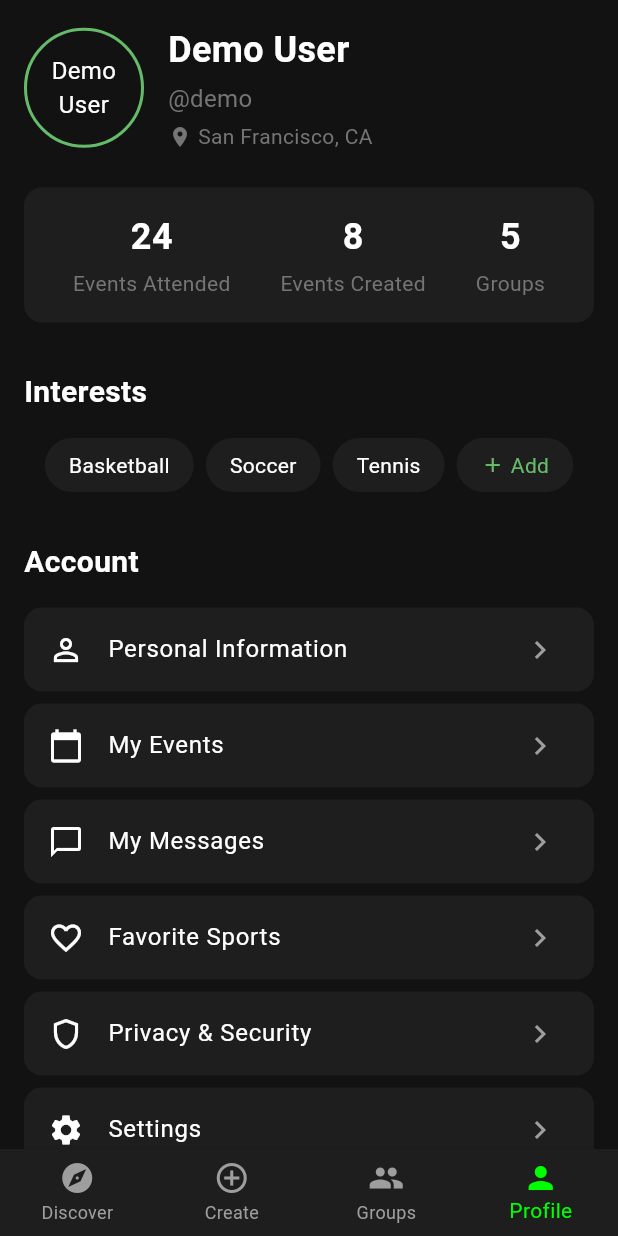
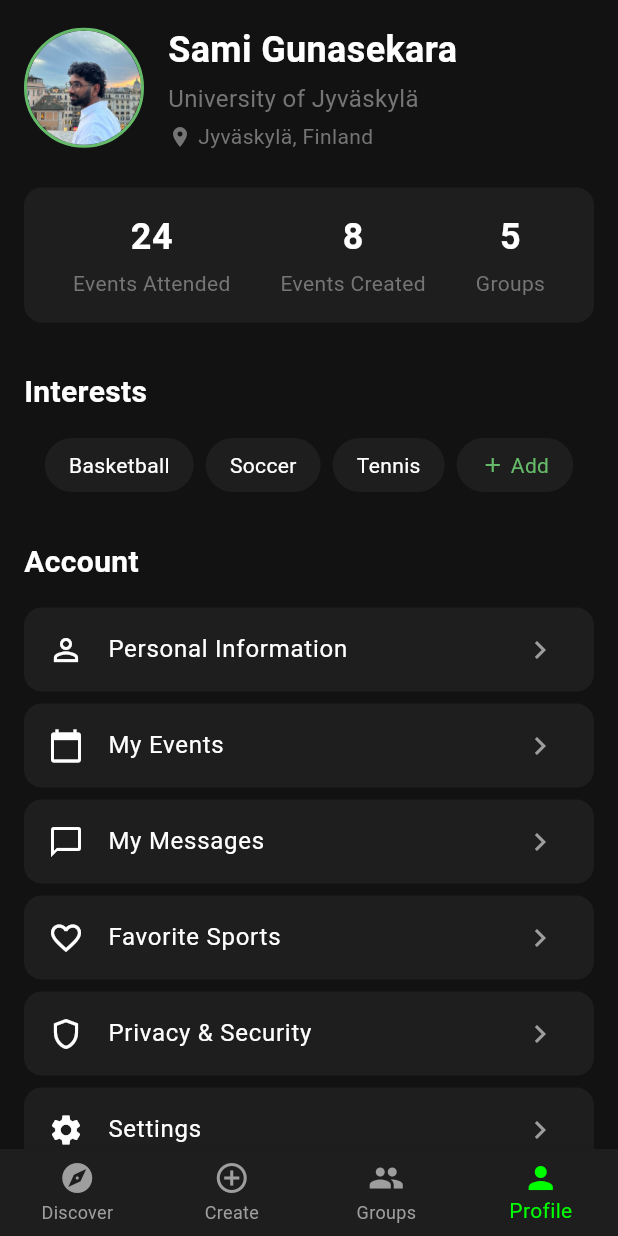
Before and after one commit to samigunasekara/cursor-sport, a Flutter app: the screen it shows after launch, item 4 of the bottom bar chosen, on a phone screen of 412 x 824 dp. Run offline on Flutter 3.47's test engine with Material 3 defaults, Android fonts, the phone set to English and light mode, and no system bars; our stand-ins replace font_awesome_flutter, geolocator, permission_handler.

Commit message:
Added profile details and remove Debug banner from app

```diff
--- a/lib/main.dart
+++ b/lib/main.dart
@@ -15,6 +15,7 @@ class MainApp extends StatelessWidget {
   Widget build(BuildContext context) {
     return MaterialApp(
       title: 'Play Social Sports',
+      debugShowCheckedModeBanner: false,      // ← removes the red DEBUG ribbon
       theme: ThemeData(
         primaryColor: const Color(0xFF00FF00), // Green color
         scaffoldBackgroundColor: const Color(0xFF121212), // Dark background
--- a/lib/profile_page.dart
+++ b/lib/profile_page.dart
@@ -13,7 +13,6 @@ class ProfilePage extends StatelessWidget {
         },
         child: SafeArea(
           child: SingleChildScrollView(
-            child: Padding(
             padding: const EdgeInsets.all(16.0),
             child: Column(
               children: [
@@ -30,15 +29,10 @@ class ProfilePage extends StatelessWidget {
                           width: 2,
                         ),
                       ),
-                        child: const Center(
-                          child: Text(
-                            'Demo\nUser',
-                            textAlign: TextAlign.center,
-                            style: TextStyle(
-                              color: Colors.white,
-                              fontSize: 16,
-                            ),
-                          ),
+                      child: CircleAvatar(
+                        radius: 38, // (80 / 2) - borderWidth
+                        backgroundImage: const AssetImage('assets/profile.jpg'),
+                        backgroundColor: Colors.transparent,
                       ),
                     ),
                     const SizedBox(width: 16),
@@ -46,7 +40,7 @@ class ProfilePage extends StatelessWidget {
                       crossAxisAlignment: CrossAxisAlignment.start,
                       children: [
                         const Text(
-                            'Demo User',
+                          'Sami Gunasekara',
                           style: TextStyle(
                             color: Colors.white,
                             fontSize: 24,
@@ -55,7 +49,7 @@ class ProfilePage extends StatelessWidget {
                         ),
                         const SizedBox(height: 4),
                         Text(
-                            '@demo',
+                          'University of Jyväskylä',
                           style: TextStyle(
                             color: Colors.grey[600],
                             fontSize: 16,
@@ -71,7 +65,7 @@ class ProfilePage extends StatelessWidget {
                             ),
                             const SizedBox(width: 4),
                             Text(
-                                'San Francisco, CA',
+                              'Jyväskylä, Finland',
                               style: TextStyle(
                                 color: Colors.grey[600],
                                 fontSize: 14,
@@ -177,7 +171,6 @@ class ProfilePage extends StatelessWidget {
                   title: 'Settings',
                 ),
               ],
-              ),
             ),
           ),
         ),
```
Also changed, not shown: assets/profile.jpg (added), 1 other file. Lines whose indentation alone changed are shown as unchanged.
